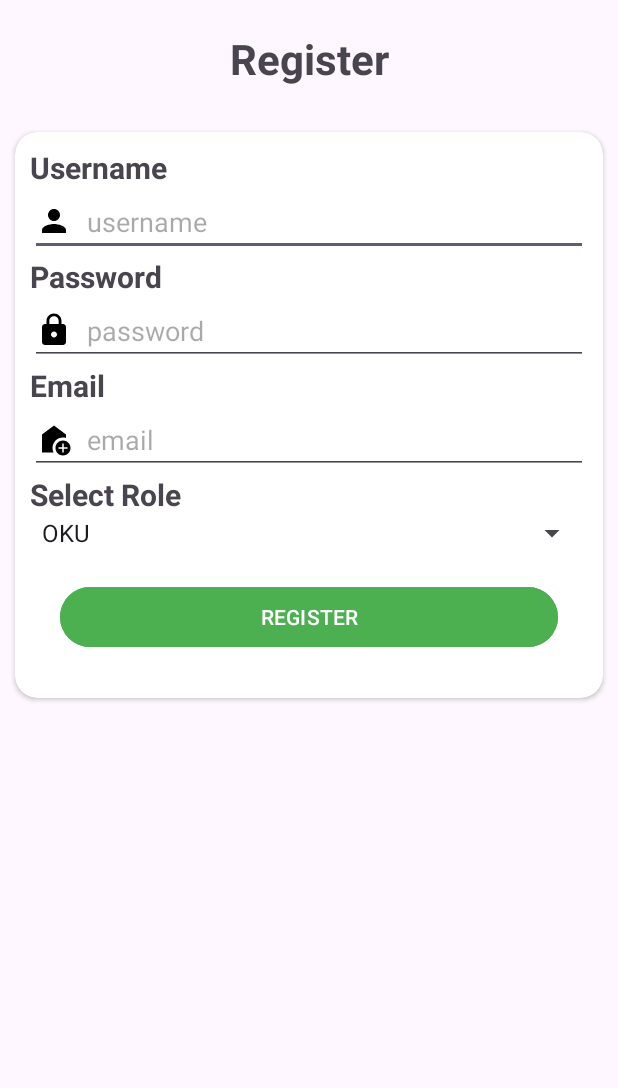
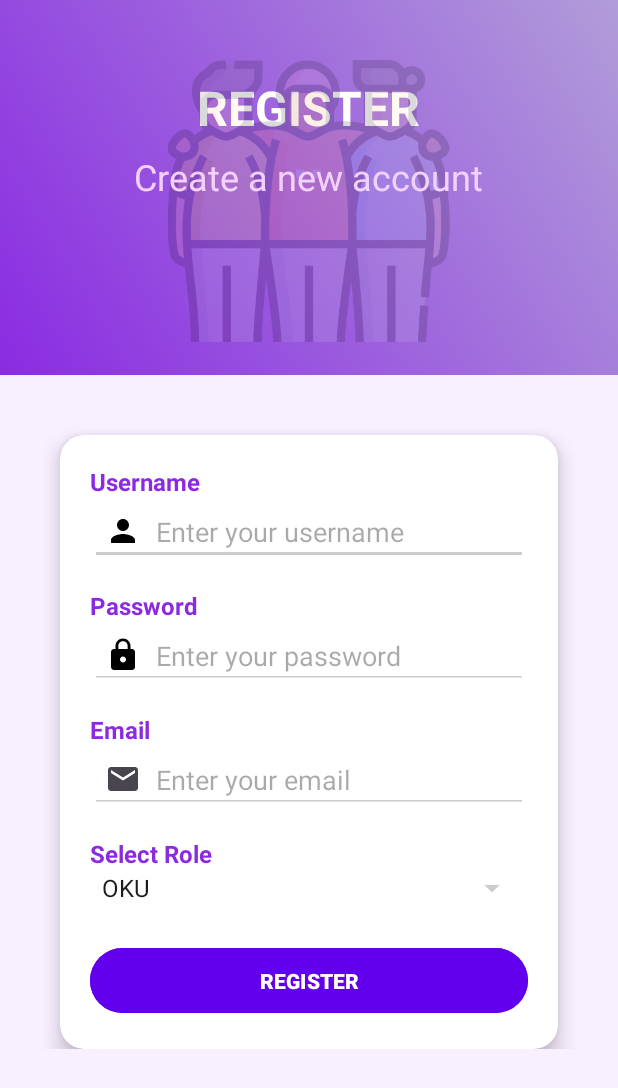
Before and after one commit to zec0816/MADHelpafriend, an Android app: the Register screen opened directly, with no data from a screen before it, on a phone screen of 412 x 824 dp. Shown: the top 1088 px of the screen. Run offline under Robolectric (Android 15) with nearby library versions, the phone set to English and light mode, and no system bars; our stand-ins replace Volley.

Commit message:
design: main page and register page

```diff
--- a/app/src/main/java/com/example/helpafriend/Login.java
+++ b/app/src/main/java/com/example/helpafriend/Login.java
@@ -30,7 +30,7 @@ public class Login extends AppCompatActivity {
         etUsername = findViewById(R.id.etUsername);
         etPassword = findViewById(R.id.etPassword);
         btnLogin = findViewById(R.id.btnLogin);
-        btnRegister = findViewById(R.id.btnRegister);
+        btnRegister = findViewById(R.id.tvSignUp);
 
         btnRegister.setOnClickListener(new View.OnClickListener() {
             @Override
--- /dev/null
+++ b/app/src/main/res/drawable/baseline_email_24.xml
@@ -0,0 +1,11 @@
+<?xml version="1.0" encoding="utf-8"?>
+<vector xmlns:android="http://schemas.android.com/apk/res/android"
+    android:width="24dp"
+    android:height="24dp"
+    android:viewportWidth="24"
+    android:viewportHeight="24"
+    android:tint="?attr/colorControlNormal">
+    <path
+        android:fillColor="#000000"
+        android:pathData="M20,4H4c-1.1,0 -2,0.9 -2,2v12c0,1.1 0.9,2 2,2h16c1.1,0 2,-0.9 2,-2V6c0,-1.1 -0.9,-2 -2,-2zm0,4l-8,5 -8,-5V6l8,5 8,-5v2z" />
+</vector>
--- /dev/null
+++ b/app/src/main/res/drawable/button_gradient.xml
@@ -0,0 +1,5 @@
+<?xml version="1.0" encoding="utf-8"?>
+<selector xmlns:android="http://schemas.android.com/apk/res/android">
+    <item android:drawable="@color/purple_500" android:state_enabled="true"/>
+    <item android:drawable="@color/gray" android:state_enabled="false"/>
+</selector>
--- /dev/null
+++ b/app/src/main/res/drawable/header_gradient.xml
@@ -0,0 +1,8 @@
+<?xml version="1.0" encoding="utf-8"?>
+<!-- res/drawable/header_gradient.xml -->
+<shape xmlns:android="http://schemas.android.com/apk/res/android">
+    <gradient
+        android:startColor="#8A2BE2"
+        android:endColor="#B19CD9"
+        android:angle="45" />
+</shape>
--- a/app/src/main/res/layout/activity_register.xml
+++ b/app/src/main/res/layout/activity_register.xml
@@ -1,101 +1,165 @@
 <?xml version="1.0" encoding="utf-8"?>
-<LinearLayout
-    xmlns:android="http://schemas.android.com/apk/res/android"
+<LinearLayout xmlns:android="http://schemas.android.com/apk/res/android"
     xmlns:app="http://schemas.android.com/apk/res-auto"
     xmlns:tools="http://schemas.android.com/tools"
     android:layout_width="match_parent"
     android:layout_height="match_parent"
+    android:background="#F8EFFF"
     android:orientation="vertical"
     tools:context=".Register">
 
+  <!-- Header Section -->
+  <RelativeLayout
+      android:layout_width="match_parent"
+      android:layout_height="250dp"
+      android:background="@drawable/header_gradient">
+
+    <!-- Register Title -->
     <TextView
+        android:id="@+id/tvRegisterTitle"
+        android:layout_width="wrap_content"
+        android:layout_height="wrap_content"
+        android:text="REGISTER"
+        android:textSize="32sp"
+        android:textStyle="bold"
+        android:textColor="#FFFFFF"
+        android:layout_centerHorizontal="true"
+        android:layout_marginTop="50dp" />
+
+    <ImageView
+        android:id="@+id/decorativeImage"
+        android:layout_width="211dp"
+        android:layout_height="188dp"
+        android:layout_centerHorizontal="true"
+        android:layout_marginTop="40dp"
+        android:alpha="0.15"
+        android:src="@drawable/help_friend" />
+
+    <!-- Subheading -->
+    <TextView
+        android:layout_width="wrap_content"
+        android:layout_height="wrap_content"
+        android:text="Create a new account"
+        android:textSize="24sp"
+        android:textColor="#F3D1FF"
+        android:layout_centerHorizontal="true"
+        android:layout_below="@+id/tvRegisterTitle"
+        android:layout_marginTop="8dp" />
+  </RelativeLayout>
+
+
+  <!-- Registration Form Card -->
+  <androidx.constraintlayout.widget.ConstraintLayout
       android:layout_width="match_parent"
       android:layout_height="wrap_content"
-      android:gravity="center"
-      android:text="Register"
-      android:layout_margin="20dp"
-      android:textStyle="bold"
-      android:textSize="28sp"/>
+      android:padding="20dp">
 
     <androidx.cardview.widget.CardView
         android:layout_width="match_parent"
         android:layout_height="wrap_content"
-      android:layout_margin="10dp"
-      app:cardCornerRadius="15dp"
-      android:elevation="10dp">
+        app:cardCornerRadius="16dp"
+        app:cardElevation="8dp"
+        android:layout_margin="20dp"
+        app:layout_constraintTop_toTopOf="parent"
+        app:layout_constraintStart_toStartOf="parent"
+        app:layout_constraintEnd_toEndOf="parent">
 
       <LinearLayout
           android:layout_width="match_parent"
           android:layout_height="wrap_content"
           android:orientation="vertical"
-        android:layout_margin="10dp">
+          android:padding="20dp">
 
+        <!-- Username -->
         <TextView
-          android:layout_width="match_parent"
+            android:layout_width="wrap_content"
             android:layout_height="wrap_content"
             android:text="Username"
-          android:textStyle="bold"
-          android:textSize="20sp"/>
+            android:textSize="16sp"
+            android:textColor="#8A2BE2"
+            android:textStyle="bold" />
 
         <EditText
             android:id="@+id/etUsername"
             android:layout_width="match_parent"
             android:layout_height="wrap_content"
-          android:hint="username"
+            android:hint="Enter your username"
             android:drawableStart="@drawable/baseline_person_24"
-          android:drawablePadding="10dp"/>
+            android:drawablePadding="10dp"
+            android:padding="10dp"
+            android:backgroundTint="#CCCCCC" />
 
+        <!-- Password -->
         <TextView
-          android:layout_width="match_parent"
+            android:layout_width="wrap_content"
             android:layout_height="wrap_content"
             android:text="Password"
+            android:textSize="16sp"
+            android:textColor="#8A2BE2"
             android:textStyle="bold"
-          android:textSize="20sp"/>
+            android:layout_marginTop="16dp" />
 
         <EditText
             android:id="@+id/etPassword"
             android:layout_width="match_parent"
             android:layout_height="wrap_content"
+            android:hint="Enter your password"
+            android:inputType="textPassword"
             android:drawableStart="@drawable/baseline_lock_24"
             android:drawablePadding="10dp"
-          android:inputType="textPassword"
-          android:hint="password"/>
+            android:padding="10dp"
+            android:backgroundTint="#CCCCCC" />
 
+        <!-- Email -->
         <TextView
-          android:layout_width="match_parent"
+            android:layout_width="wrap_content"
             android:layout_height="wrap_content"
             android:text="Email"
+            android:textSize="16sp"
+            android:textColor="#8A2BE2"
             android:textStyle="bold"
-          android:textSize="20sp"/>
+            android:layout_marginTop="16dp" />
 
         <EditText
             android:id="@+id/etEmail"
             android:layout_width="match_parent"
             android:layout_height="wrap_content"
-          android:drawableStart="@drawable/baseline_add_home_24"
+            android:hint="Enter your email"
+            android:inputType="textEmailAddress"
+            android:drawableStart="@drawable/baseline_email_24"
             android:drawablePadding="10dp"
-          android:hint="email"/>
+            android:padding="10dp"
+            android:backgroundTint="#CCCCCC" />
 
+        <!-- Role Selection -->
         <TextView
-          android:layout_width="match_parent"
+            android:layout_width="wrap_content"
             android:layout_height="wrap_content"
             android:text="Select Role"
+            android:textSize="16sp"
+            android:textColor="#8A2BE2"
             android:textStyle="bold"
-          android:textSize="20sp"/>
+            android:layout_marginTop="16dp" />
 
         <Spinner
             android:id="@+id/spinnerRole"
             android:layout_width="match_parent"
             android:layout_height="wrap_content"
-          android:entries="@array/roles_array" />
+            android:entries="@array/roles_array"
+            android:backgroundTint="#CCCCCC" />
 
+        <!-- Register Button -->
         <Button
             android:id="@+id/btnRegister"
             android:layout_width="match_parent"
             android:layout_height="wrap_content"
+            android:layout_marginTop="24dp"
+            android:backgroundTint="@color/purple_500"
+            android:padding="12dp"
             android:text="REGISTER"
-          android:backgroundTint="#4CAF50"
-          android:layout_margin="20dp"/>
+            android:textColor="#FFFFFF"
+            android:textStyle="bold" />
       </LinearLayout>
     </androidx.cardview.widget.CardView>
+  </androidx.constraintlayout.widget.ConstraintLayout>
 </LinearLayout>
--- a/app/src/main/res/values/colors.xml
+++ b/app/src/main/res/values/colors.xml
@@ -2,4 +2,7 @@
 <resources>
     <color name="black">#FF000000</color>
     <color name="white">#FFFFFFFF</color>
+    <color name="purple_500">#6200EE</color>
+    <color name="gray">#BDBDBD</color> <!-- A light gray color -->
+
 </resources>
```
Also changed, not shown: app/src/main/res/layout/activity_login.xml (+100 -30 lines), app/src/main/res/drawable/help_friend.png (added). Lines whose indentation alone changed are shown as unchanged.
